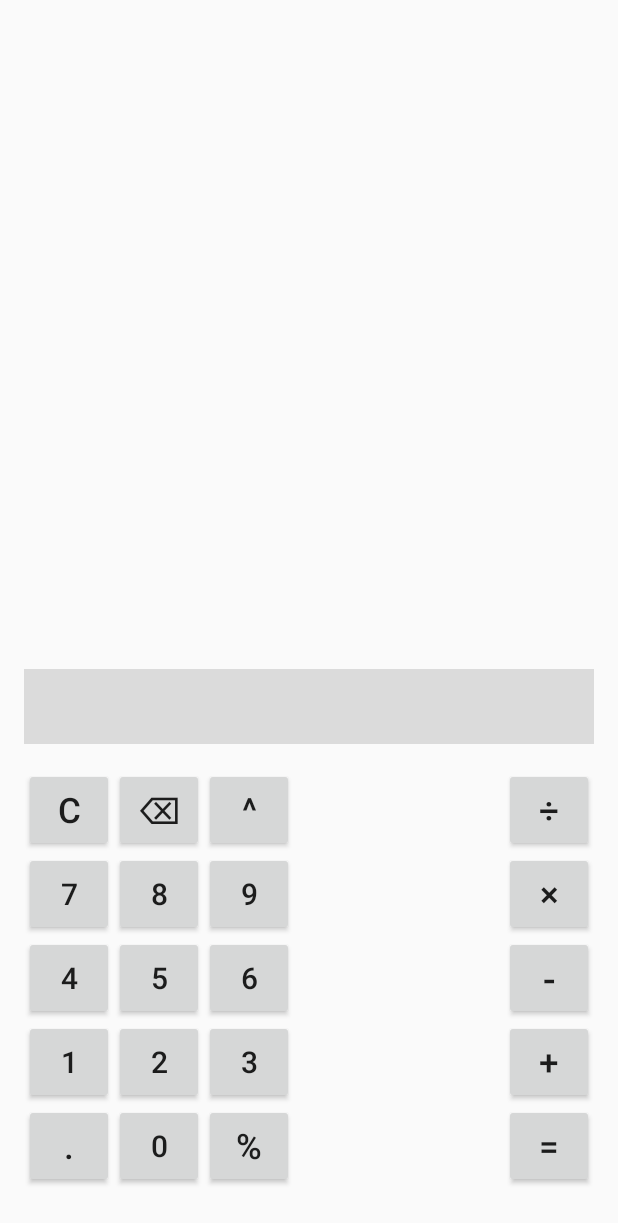
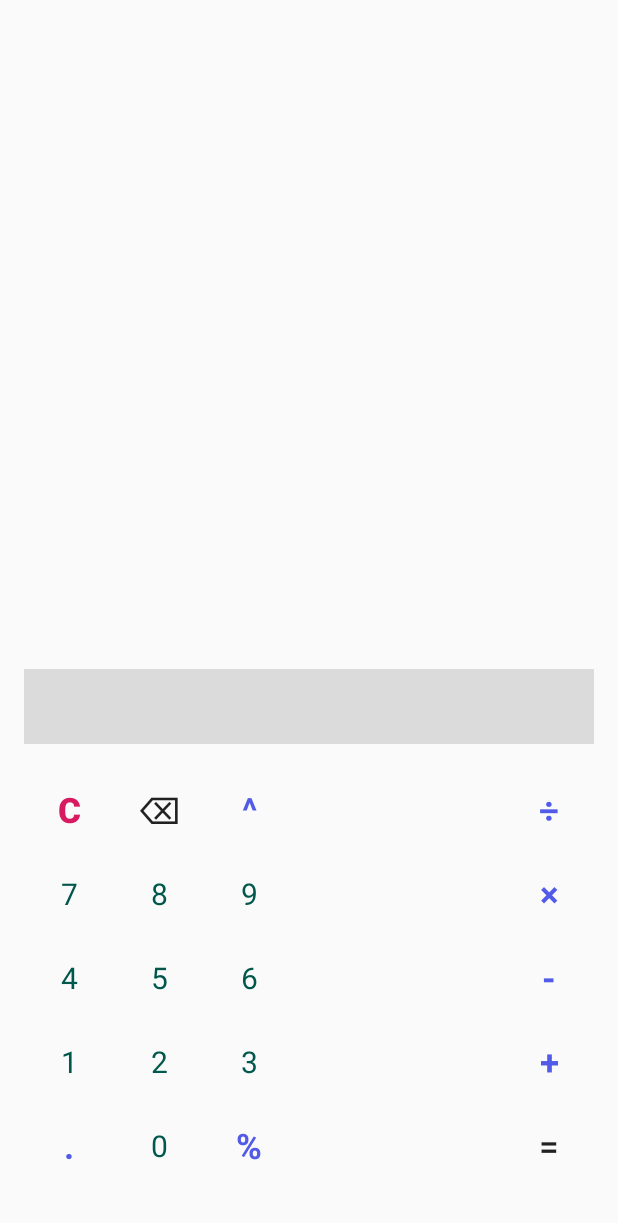
Before and after one commit to AmirHome/DroidCalculator, an Android app: the screen it shows after launch (MainActivity), on a phone screen of 412 x 824 dp. Shown: the top 1223 px of the screen. Run offline under Robolectric (Android 15) with nearby library versions, the phone set to English and light mode, and no system bars.

```diff
--- a/app/src/main/res/layout/activity_main.xml
+++ b/app/src/main/res/layout/activity_main.xml
@@ -34,7 +34,10 @@
         android:layout_width="60dp"
         android:layout_height="56dp"
         android:text="C"
+        style="?android:attr/borderlessButtonStyle"
         android:textSize="23sp"
+        android:textStyle="bold"
+        android:textColor="@color/colorAccent"
         app:layout_constraintBottom_toTopOf="@+id/btn-7"
         app:layout_constraintLeft_toLeftOf="@+id/btn-7" />
 
@@ -43,7 +46,7 @@
         android:layout_width="60dp"
         android:layout_height="56dp"
         android:text="@string/power"
-        android:textSize="23sp"
+        style="@style/FlatButtonBold"
         app:layout_constraintLeft_toRightOf="@+id/btn-back"
         app:layout_constraintTop_toTopOf="@+id/btn-back" />
 
@@ -51,8 +54,8 @@
         android:id="@+id/btn-percent"
         android:layout_width="60dp"
         android:layout_height="56dp"
-        android:text="%"
-        android:textSize="23sp"
+        android:text="@string/percent"
+        style="@style/FlatButtonBold"
         app:layout_constraintLeft_toRightOf="@+id/btn-0"
         app:layout_constraintTop_toTopOf="@+id/btn-0"/>
 
@@ -61,6 +64,7 @@
         android:layout_width="60dp"
         android:layout_height="56dp"
         android:text="⌫"
+        style="?android:attr/borderlessButtonStyle"
         android:textSize="25sp"
         app:layout_constraintLeft_toRightOf="@+id/btn-clear"
         app:layout_constraintTop_toTopOf="@+id/btn-clear"  />
@@ -69,8 +73,8 @@
         android:id="@+id/btn-division"
         android:layout_width="60dp"
         android:layout_height="56dp"
-        android:textSize="23sp"
         android:text="÷"
+        style="@style/FlatButtonBold"
         app:layout_constraintLeft_toLeftOf="@+id/btn-multiply"
         app:layout_constraintBottom_toTopOf="@+id/btn-multiply"
         />
@@ -80,7 +84,7 @@
         android:layout_width="60dp"
         android:layout_height="56dp"
         android:text="-"
-        android:textSize="25sp"
+        style="@style/FlatButtonBold"
         app:layout_constraintBottom_toTopOf="@+id/btn-plus"
         app:layout_constraintLeft_toLeftOf="@+id/btn-plus" />
 
@@ -90,8 +94,8 @@
         android:layout_height="56dp"
         android:layout_marginBottom="32dp"
         android:minHeight="56dp"
-        android:textSize="23sp"
         android:text="."
+        style="@style/FlatButtonBold"
         app:layout_constraintBottom_toBottomOf="parent"
         app:layout_constraintLeft_toLeftOf="@+id/monitor"
         tools:ignore="MissingConstraints" />
@@ -102,8 +106,7 @@
         android:layout_height="56dp"
         android:textSize="23sp"
         android:text="="
-
-
+        style="?android:attr/borderlessButtonStyle"
         app:layout_constraintRight_toRightOf="@+id/monitor"
         app:layout_constraintTop_toTopOf="@+id/btn-percent" />
 
@@ -112,7 +115,7 @@
         android:layout_width="60dp"
         android:layout_height="56dp"
         android:text="0"
-        android:textSize="20sp"
+        style="@style/FlatButton"
         app:layout_constraintLeft_toRightOf="@+id/btn-float"
         app:layout_constraintTop_toTopOf="@+id/btn-float" />
 
@@ -121,7 +124,7 @@
         android:layout_width="60dp"
         android:layout_height="56dp"
         android:text="+"
-        android:textSize="23sp"
+        style="@style/FlatButtonBold"
         app:layout_constraintBottom_toTopOf="@+id/btn-equal"
         app:layout_constraintLeft_toLeftOf="@+id/btn-equal" />
 
@@ -130,8 +133,8 @@
         android:layout_width="60dp"
         android:layout_height="56dp"
         android:text="1"
-        android:textSize="20sp"
 
+        style="@style/FlatButton"
         app:layout_constraintLeft_toLeftOf="@+id/btn-float"
         app:layout_constraintBottom_toTopOf="@+id/btn-float" />
 
@@ -140,8 +143,7 @@
         android:layout_width="60dp"
         android:layout_height="56dp"
         android:text="3"
-        android:textSize="20sp"
-
+        style="@style/FlatButton"
         app:layout_constraintLeft_toLeftOf="@+id/btn-percent"
         app:layout_constraintBottom_toTopOf="@+id/btn-percent"/>
 
@@ -150,8 +152,7 @@
         android:layout_width="60dp"
         android:layout_height="56dp"
         android:text="2"
-        android:textSize="20sp"
-
+        style="@style/FlatButton"
         app:layout_constraintLeft_toLeftOf="@+id/btn-0"
         app:layout_constraintBottom_toTopOf="@+id/btn-0" />
 
@@ -160,8 +161,7 @@
         android:layout_width="60dp"
         android:layout_height="56dp"
         android:text="×"
-        android:textSize="23sp"
-
+        style="@style/FlatButtonBold"
         app:layout_constraintLeft_toLeftOf="@+id/btn-minus"
         app:layout_constraintBottom_toTopOf="@+id/btn-minus" />
 
@@ -170,8 +170,7 @@
         android:layout_width="60dp"
         android:layout_height="56dp"
         android:text="4"
-        android:textSize="20sp"
-
+        style="@style/FlatButton"
         app:layout_constraintLeft_toLeftOf="@+id/btn-1"
         app:layout_constraintBottom_toTopOf="@+id/btn-1"/>
 
@@ -180,8 +179,7 @@
         android:layout_width="60dp"
         android:layout_height="56dp"
         android:text="6"
-        android:textSize="20sp"
-
+        style="@style/FlatButton"
         app:layout_constraintLeft_toLeftOf="@+id/btn-3"
         app:layout_constraintBottom_toTopOf="@+id/btn-3" />
 
@@ -190,19 +188,15 @@
         android:layout_width="60dp"
         android:layout_height="56dp"
         android:text="@string/_5"
-        android:textSize="20sp"
-
+        style="@style/FlatButton"
         app:layout_constraintLeft_toLeftOf="@+id/btn-2"
         app:layout_constraintBottom_toTopOf="@+id/btn-2" />
-
-
-
     <Button
         android:id="@+id/btn-8"
         android:layout_width="60dp"
         android:layout_height="56dp"
         android:text="8"
-        android:textSize="20sp"
+        style="@style/FlatButton"
         app:layout_constraintLeft_toLeftOf="@+id/btn-5"
         app:layout_constraintBottom_toTopOf="@+id/btn-5" />
 
@@ -210,8 +204,8 @@
         android:id="@+id/btn-7"
         android:layout_width="60dp"
         android:layout_height="56dp"
-        android:textSize="20sp"
         android:text="7"
+        style="@style/FlatButton"
         app:layout_constraintLeft_toLeftOf="@+id/btn-4"
         app:layout_constraintBottom_toTopOf="@+id/btn-4"/>
 
@@ -219,12 +213,9 @@
         android:id="@+id/btn-9"
         android:layout_width="60dp"
         android:layout_height="56dp"
-        android:textSize="20sp"
+        style="@style/FlatButton"
         android:text="9"
         app:layout_constraintLeft_toLeftOf="@+id/btn-6"
         app:layout_constraintBottom_toTopOf="@+id/btn-6" />
 
-
-
-
 </android.support.constraint.ConstraintLayout>
--- a/app/src/main/res/values/colors.xml
+++ b/app/src/main/res/values/colors.xml
@@ -4,4 +4,5 @@
     <color name="colorPrimaryDark">#00574B</color>
     <color name="colorAccent">#D81B60</color>
     <color name="colorResult">#DBDBDB</color>
+    <color name="colorOperators">#515be7</color>
 </resources>
--- a/app/src/main/res/values/strings.xml
+++ b/app/src/main/res/values/strings.xml
@@ -2,4 +2,5 @@
     <string name="app_name">Droid Calculator</string>
     <string name="power">^</string>
     <string name="_5">5</string>
+    <string name="percent">%</string>
 </resources>
--- a/app/src/main/res/values/styles.xml
+++ b/app/src/main/res/values/styles.xml
@@ -8,4 +8,19 @@
         <item name="colorAccent">@color/colorAccent</item>
     </style>
 
+    <style name="FlatButtonBold" parent="Base.Widget.AppCompat.Button.Borderless">
+        <item name="android:textAppearance">@style/TextStyle</item>
+        <item name="android:textStyle">bold</item>
+        <item name="android:textColor">@color/colorOperators</item>
+        <item name="android:textSize">23sp</item>
+    </style>
+    <style name="FlatButton" parent="Base.Widget.AppCompat.Button.Borderless">
+        <item name="android:textAppearance">@style/TextStyle</item>
+        <item name="android:textColor">?colorPrimaryDark</item>
+        <item name="android:textSize">20sp</item>
+    </style>
+
+    <style name="TextStyle" parent="android:TextAppearance.Widget.TextView">
+        <item name="android:textStyle">normal</item>
+    </style>
 </resources>
```
